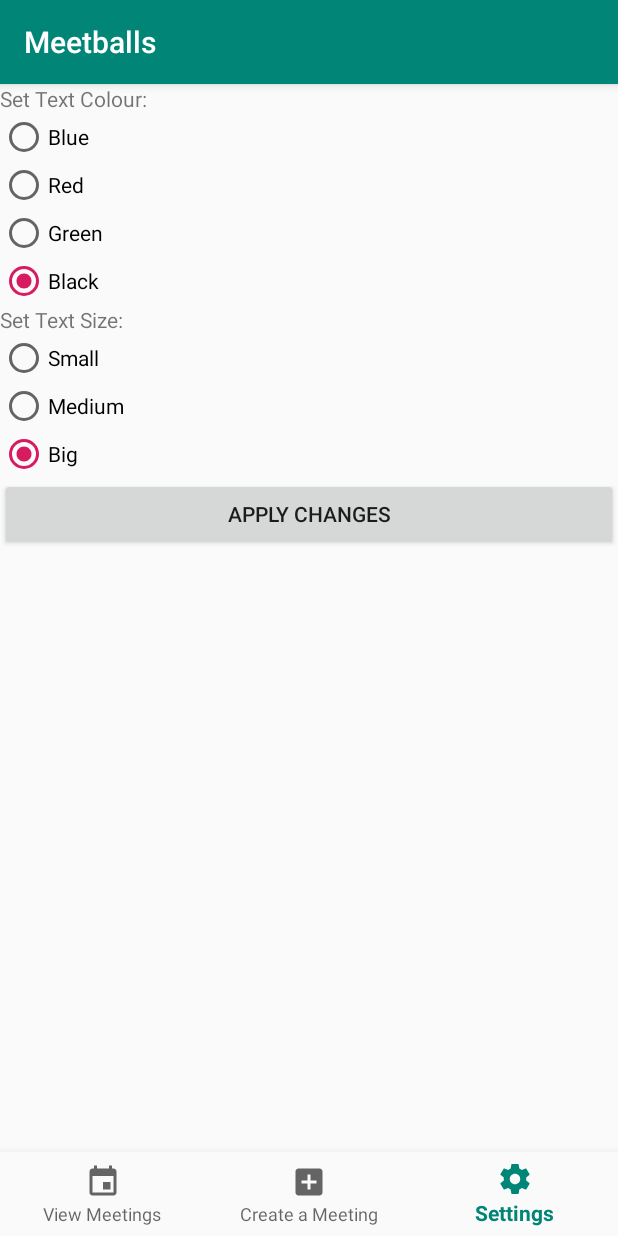
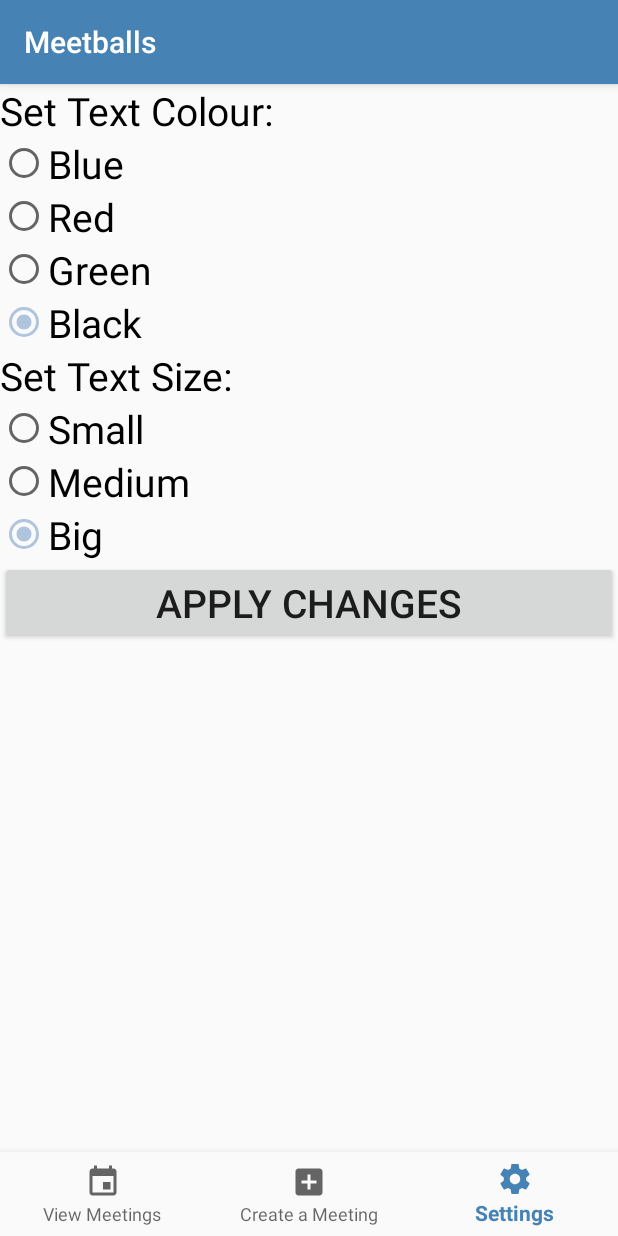
Before and after one commit to WisKhalifa/Meetballs, an Android app: the screen it shows after launch (MainActivity), item 3 of the bottom bar chosen, on a phone screen of 412 x 824 dp. Run offline under Robolectric (Android 15) with nearby library versions, the phone set to English and light mode, and no system bars.

Commit message:
100% COMPLETED

```diff
--- a/app/src/main/java/com/example/wis/meetballs/FileHandler.java
+++ b/app/src/main/java/com/example/wis/meetballs/FileHandler.java
@@ -11,15 +11,14 @@ import java.util.ArrayList;
 import java.util.List;
 
 public class FileHandler {
-
-
     private Context context;
 
-
+    //Generic constructor
     public FileHandler(Context context) {
         this.context = context;
     }
 
+    //Adds attendees to a list of strings to be added to attendee view
     public static List<String> findAttendees(Context c) {
         List<String> names = new ArrayList<>();
         List<Meeting> meets = displayMeeting(c);
@@ -29,55 +28,46 @@ public class FileHandler {
                 names.add(s);
             }
         }
-
         return names;
     }
 
-
+    //Take meetings from file and apply them to a list of meeting objects
     public static List<Meeting> displayMeeting(Context c) {
         List<Meeting> meeting = new ArrayList<>();
         try {
             InputStreamReader inputStreamReader = new InputStreamReader(c.openFileInput("meetings.txt"));
             BufferedReader r = new BufferedReader(inputStreamReader);
 
-
             Meeting m = null;
             String appendText = "";
             while ((appendText = r.readLine()) != null) {
-
+                //Have to create a meeting object first then add that object to meeting list
+                //This ends when there are no more lines to read in
                 String[] ms = appendText.split(",");
                 if (ms.length > 3) {
-
                     m = new Meeting(ms[0], ms[2]);
                     m.setNotes(ms[1]);
                     m.setTime(ms[3]);
                     m.setLat(Double.parseDouble(ms[4]));
                     m.setLongi(Double.parseDouble(ms[5]));
-
                     String[] names = ms[6].split(";");
                     for (String s : names) {
                         m.getAttendees().add(s);
                     }
-
                     meeting.add(m);
                 }
-
-
             }
             r.close();
-
         } catch (IOException e) {
-
         }
-
         return meeting;
     }
 
-    public void createMeeting(String title, String notes, String date, String time, double lat, double longi, String[] attendees) {
-
-
+    //Creates a meeting object given the parameters and writes to file with a , delimiter, ends with
+    // a new line
+    public void createMeeting(String title, String notes, String date, String time
+            , double lat, double longi, String[] attendees) {
         try {
-
             OutputStreamWriter outputStreamWriter = new OutputStreamWriter(context.openFileOutput
                     ("meetings.txt", Context.MODE_APPEND));
             outputStreamWriter.write(title);
@@ -97,15 +87,8 @@ public class FileHandler {
             }
             outputStreamWriter.write("\n");
             outputStreamWriter.close();
-
-
         } catch (IOException e) {
             Log.e("Exception", "File write failed: " + e.toString());
         }
-        //System.out.println("YEET");
-
-
     }
-
-
 }
--- a/app/src/main/java/com/example/wis/meetballs/MainActivity.java
+++ b/app/src/main/java/com/example/wis/meetballs/MainActivity.java
@@ -17,7 +17,7 @@ public class MainActivity extends AppCompatActivity {
         public boolean onNavigationItemSelected(@NonNull MenuItem item) {
 
             Fragment selectedFragment = null;
-
+            //Switch case to change to navigation selected on bottom navigation bar
             switch (item.getItemId()) {
                 case R.id.navigation_home:
                     selectedFragment = new HomeFragment();
--- a/app/src/main/java/com/example/wis/meetballs/SettingsFragment.java
+++ b/app/src/main/java/com/example/wis/meetballs/SettingsFragment.java
@@ -14,6 +14,7 @@ import android.widget.TextView;
 
 public class SettingsFragment extends Fragment {
 
+    //Variables taken from radio button selections for if statements
     int blueColor = 2131230878;
     int bigSize = 2131230876;
     int redColor = 2131230882;
@@ -23,16 +24,16 @@ public class SettingsFragment extends Fragment {
     int smallSize = 2131230884;
 
 
-
     @Nullable
     @Override
     public View onCreateView(LayoutInflater inflater, @Nullable ViewGroup container, @Nullable Bundle savedInstanceState) {
         final View view = inflater.inflate(R.layout.fragment_settings, container, false);
 
-
+        //Set radio groups
         final RadioGroup radioColorGroup = view.findViewById(R.id.radioColor);
         final RadioGroup radioSizeGroup = view.findViewById(R.id.radioSize);
 
+        //Button to change text globally
         Button mSetButton = view.findViewById(R.id.setButton);
         mSetButton.setOnClickListener(new View.OnClickListener() {
             @Override
@@ -86,6 +87,7 @@ public class SettingsFragment extends Fragment {
         return view;
     }
 
+    //Methods to change color and size in the settings fragment
     public void setTextColorBlue() {
         TextView t1 = getActivity().findViewById(R.id.setColor);
         TextView t2 = getActivity().findViewById(R.id.setSize);
--- a/app/src/main/res/layout/activity_alert_dialog_custom_view_display_meeting.xml
+++ b/app/src/main/res/layout/activity_alert_dialog_custom_view_display_meeting.xml
@@ -46,7 +46,7 @@
         android:id="@+id/meetingLocation"
         android:layout_width="wrap_content"
         android:layout_height="wrap_content"
-        android:text="Show Meeting Location" />
+        android:text="@string/show_meeting_location" />
 
 
 </LinearLayout>
--- a/app/src/main/res/layout/fragment_home.xml
+++ b/app/src/main/res/layout/fragment_home.xml
@@ -16,7 +16,6 @@
         android:clipChildren="false"
         android:clipToPadding="false"
         android:scrollbars="vertical">
-
     </android.support.v7.widget.RecyclerView>
 
 </LinearLayout>
--- a/app/src/main/res/layout/fragment_settings.xml
+++ b/app/src/main/res/layout/fragment_settings.xml
@@ -8,8 +8,9 @@
         android:id="@+id/setColor"
         android:layout_width="match_parent"
         android:layout_height="wrap_content"
-        android:color="#000"
-        android:text="Set Text Colour:" />
+        android:text="@string/set_text_colour"
+        android:textColor="#000000"
+        android:textSize="26sp" />
 
 
     <RadioGroup
@@ -22,29 +23,32 @@
             android:layout_width="wrap_content"
             android:layout_height="wrap_content"
             android:checked="true"
-            android:textColor="#000"
-            android:text="Blue" />
+            android:text="@string/blue"
+            android:textSize="26sp" />
 
         <RadioButton
             android:id="@+id/radioRed"
             android:layout_width="wrap_content"
             android:layout_height="wrap_content"
             android:checked="true"
-            android:text="Red" />
+            android:text="@string/red"
+            android:textSize="26sp" />
 
         <RadioButton
             android:id="@+id/radioGreen"
             android:layout_width="wrap_content"
             android:layout_height="wrap_content"
             android:checked="true"
-            android:text="Green" />
+            android:text="@string/green"
+            android:textSize="26sp" />
 
         <RadioButton
             android:id="@+id/radioBlack"
             android:layout_width="wrap_content"
             android:layout_height="wrap_content"
             android:checked="true"
-            android:text="Black" />
+            android:text="@string/black"
+            android:textSize="26sp" />
 
     </RadioGroup>
 
@@ -52,7 +56,9 @@
         android:id="@+id/setSize"
         android:layout_width="match_parent"
         android:layout_height="wrap_content"
-        android:text="Set Text Size: " />
+        android:text="@string/set_text_size"
+        android:textColor="#000000"
+        android:textSize="26sp" />
 
     <RadioGroup
         android:id="@+id/radioSize"
@@ -64,21 +70,24 @@
             android:layout_width="wrap_content"
             android:layout_height="wrap_content"
             android:checked="true"
-            android:text="Small" />
+            android:text="@string/small"
+            android:textSize="26sp" />
 
         <RadioButton
             android:id="@+id/radioMedium"
             android:layout_width="wrap_content"
             android:layout_height="wrap_content"
             android:checked="true"
-            android:text="Medium" />
+            android:text="@string/medium"
+            android:textSize="26sp" />
 
         <RadioButton
             android:id="@+id/radioBig"
             android:layout_width="wrap_content"
             android:layout_height="wrap_content"
             android:checked="true"
-            android:text="Big" />
+            android:text="@string/big"
+            android:textSize="26sp" />
 
     </RadioGroup>
 
@@ -86,7 +95,8 @@
         android:id="@+id/setButton"
         android:layout_width="match_parent"
         android:layout_height="wrap_content"
-        android:text="Apply Changes" />
+        android:text="@string/apply_changes"
+        android:textSize="26sp" />
 
 
 </LinearLayout>
--- a/app/src/main/res/layout/recycler_layout.xml
+++ b/app/src/main/res/layout/recycler_layout.xml
@@ -12,13 +12,13 @@
         android:layout_width="match_parent"
         android:layout_height="wrap_content"
         android:layout_marginTop="10dp"
-        android:background="#d3d3d3"
+        android:background="@drawable/rounded_corner"
         android:padding="10dp" />
 
     <TextView
         android:id="@+id/meetDate"
         android:layout_width="match_parent"
         android:layout_height="wrap_content"
-        android:background="#ADD8E6" />
+        android:background="@drawable/rounded_corner_date" />
 
 </LinearLayout>
--- a/app/src/main/res/values/colors.xml
+++ b/app/src/main/res/values/colors.xml
@@ -1,6 +1,7 @@
 <?xml version="1.0" encoding="utf-8"?>
 <resources>
-    <color name="colorPrimary">#008577</color>
-    <color name="colorPrimaryDark">#00574B</color>
-    <color name="colorAccent">#D81B60</color>
+    <color name="colorPrimary">#4682b4</color>
+    <color name="colorPrimaryDark">#708090</color>
+    <color name="colorAccent">#b0c4de</color>
+    <color name="black">#000000</color>
 </resources>
--- a/app/src/main/res/values/strings.xml
+++ b/app/src/main/res/values/strings.xml
@@ -11,4 +11,16 @@
     <string name="attendees">Attendees</string>
     <string name="create_meeting">Create Meeting</string>
     <string name="set_location">Set Location</string>
+    <string name="add_attendees">Add Attendees</string>
+    <string name="set_text_colour">Set Text Colour:</string>
+    <string name="blue">Blue</string>
+    <string name="red">Red</string>
+    <string name="green">Green</string>
+    <string name="black">Black</string>
+    <string name="set_text_size">Set Text Size:</string>
+    <string name="small">Small</string>
+    <string name="medium">Medium</string>
+    <string name="big">Big</string>
+    <string name="apply_changes">Apply Changes</string>
+    <string name="show_meeting_location">Show Meeting Location</string>
 </resources>
```
Also changed, not shown: app/src/main/java/com/example/wis/meetballs/CreateFragment.java (+12 -18 lines), app/src/main/java/com/example/wis/meetballs/HomeFragment.java (+3 -4 lines), app/src/main/java/com/example/wis/meetballs/MapsActivity.java (+7 -8 lines), app/src/main/java/com/example/wis/meetballs/Meeting.java (+4 -4 lines), app/src/main/java/com/example/wis/meetballs/RecyclerAdapter.java (+12 -30 lines), app/src/main/res/drawable/rounded_corner.xml (added, +18 -0 lines), app/src/main/res/drawable/rounded_corner_date.xml (added, +18 -0 lines), app/src/main/res/layout/fragment_create.xml (+20 -17 lines).
